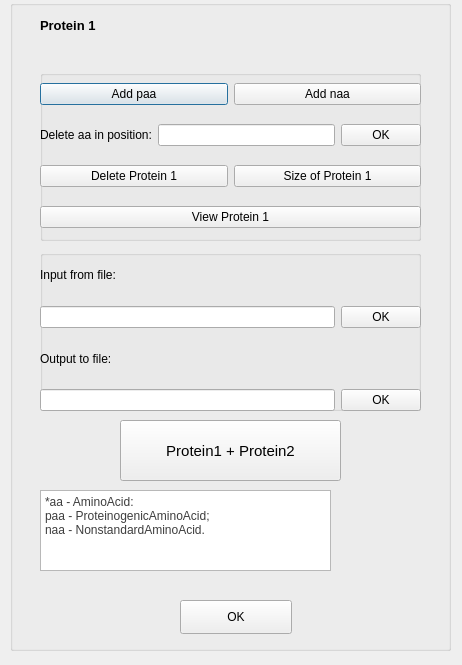
Before: the Qt Designer form firstwindow.ui in aaismailov/LabOop, drawn with Qt 5.
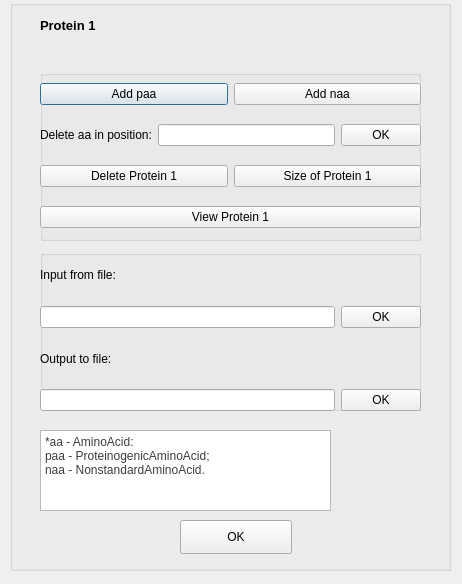
After: the same form once the commit is applied.

```diff
--- a/firstwindow.ui
+++ b/firstwindow.ui
@@ -7,7 +7,7 @@
     <x>0</x>
     <y>0</y>
     <width>462</width>
-    <height>665</height>
+    <height>584</height>
    </rect>
   </property>
   <property name="windowTitle">
@@ -19,7 +19,7 @@
      <x>10</x>
      <y>0</y>
      <width>441</width>
-     <height>651</height>
+     <height>571</height>
     </rect>
    </property>
    <property name="title">
@@ -274,29 +274,11 @@
      </layout>
     </widget>
    </widget>
-   <widget class="QPushButton" name="pushButton_28">
-    <property name="geometry">
-     <rect>
-      <x>110</x>
-      <y>420</y>
-      <width>221</width>
-      <height>61</height>
-     </rect>
-    </property>
-    <property name="font">
-     <font>
-      <pointsize>11</pointsize>
-     </font>
-    </property>
-    <property name="text">
-     <string>Protein1 + Protein2</string>
-    </property>
-   </widget>
    <widget class="QTextBrowser" name="textBrowser">
     <property name="geometry">
      <rect>
       <x>30</x>
-      <y>490</y>
+      <y>430</y>
       <width>291</width>
       <height>81</height>
      </rect>
@@ -314,7 +296,7 @@
     <property name="geometry">
      <rect>
       <x>170</x>
-      <y>600</y>
+      <y>520</y>
       <width>112</width>
       <height>34</height>
      </rect>
```
Left out of the diff: 9 changed lines with no effect on the pictures.
